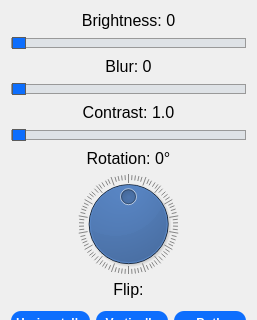
0xC0000409/ImageProcessor, file ui/edit.ui: the form before one commit; both pictures show x 0 to 257 and y 0 to 320 of the 257 by 597 pixel window.
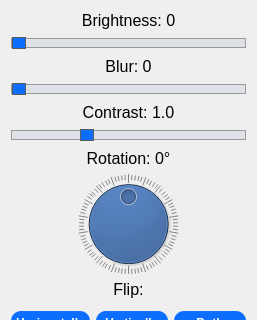
The form after the commit.

Commit message: Fix .env injection

What changed in the file:
```diff
--- a/ui/edit.ui
+++ b/ui/edit.ui
@@ -163,7 +163,7 @@
       </sizepolicy>
      </property>
      <property name="minimum">
-      <number>10</number>
+      <number>1</number>
      </property>
      <property name="maximum">
       <number>30</number>
```
The commit also changes 2 other files.
